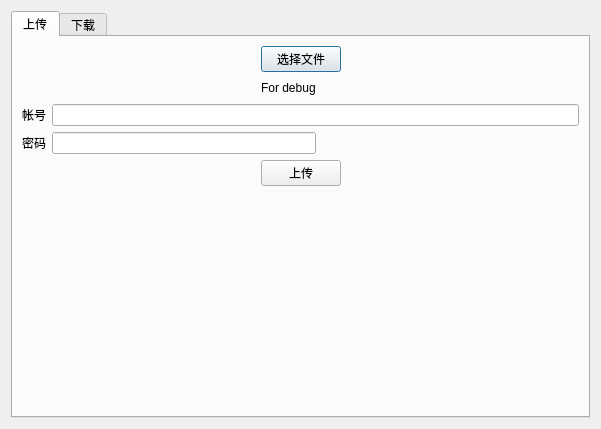
Above: simpleracsdlg.ui from prtitrz/EMEC before the change. Below: the same form after it.
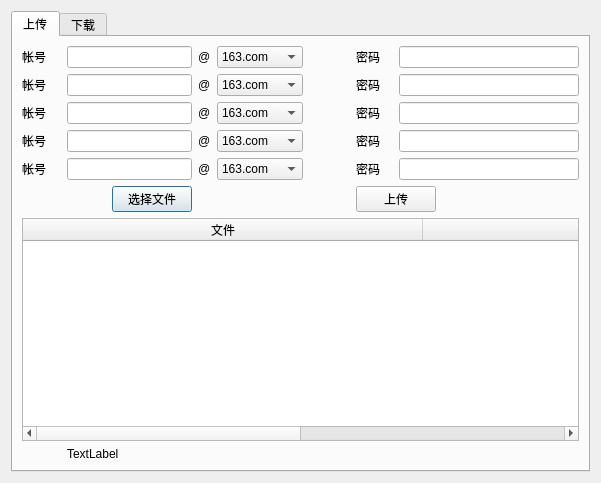
That is the form after the change. The open tabs and pages were chosen to show the change.

```diff
--- a/simpleracsdlg.ui
+++ b/simpleracsdlg.ui
@@ -7,7 +7,7 @@
     <x>0</x>
     <y>0</y>
     <width>601</width>
-    <height>429</height>
+    <height>483</height>
    </rect>
   </property>
   <property name="minimumSize">
@@ -20,7 +20,7 @@
    <string>Myracs</string>
   </property>
   <layout class="QGridLayout" name="gridLayout_3">
-   <item row="0" column="0">
+   <item row="0" column="1">
     <widget class="QTabWidget" name="tabWidget">
      <property name="currentIndex">
       <number>1</number>
@@ -29,165 +29,432 @@
       <attribute name="title">
        <string>上传</string>
       </attribute>
-      <layout class="QGridLayout" name="gridLayout">
+      <layout class="QGridLayout" name="gridLayout_2">
        <item row="0" column="0">
+        <widget class="QLabel" name="label_4">
+         <property name="text">
+          <string>帐号</string>
+         </property>
+         <property name="buddy">
+          <cstring>uaccountLineEdit</cstring>
+         </property>
+        </widget>
+       </item>
+       <item row="0" column="1" colspan="2">
+        <widget class="QLineEdit" name="uaccountLineEdit"/>
+       </item>
+       <item row="0" column="3">
+        <widget class="QLabel" name="label_3">
+         <property name="text">
+          <string>@</string>
+         </property>
+        </widget>
+       </item>
+       <item row="0" column="4">
+        <widget class="QComboBox" name="comboBox">
+         <property name="sizePolicy">
+          <sizepolicy hsizetype="Fixed" vsizetype="Fixed">
+           <horstretch>0</horstretch>
+           <verstretch>0</verstretch>
+          </sizepolicy>
+         </property>
+         <item>
+          <property name="text">
+           <string>163.com</string>
+          </property>
+         </item>
+         <item>
+          <property name="text">
+           <string>126.com</string>
+          </property>
+         </item>
+         <item>
+          <property name="text">
+           <string>gmail.com</string>
+          </property>
+         </item>
+        </widget>
+       </item>
+       <item row="0" column="5">
+        <widget class="QLabel" name="label_6">
+         <property name="text">
+          <string>密码</string>
+         </property>
+         <property name="buddy">
+          <cstring>upasswordLineEdit</cstring>
+         </property>
+        </widget>
+       </item>
+       <item row="0" column="6" colspan="2">
+        <widget class="QLineEdit" name="upasswordLineEdit">
+         <property name="inputMethodHints">
+          <set>Qt::ImhNone</set>
+         </property>
+         <property name="echoMode">
+          <enum>QLineEdit::PasswordEchoOnEdit</enum>
+         </property>
+        </widget>
+       </item>
+       <item row="1" column="0">
+        <widget class="QLabel" name="label_5">
+         <property name="text">
+          <string>帐号</string>
+         </property>
+         <property name="buddy">
+          <cstring>uaccountLineEdit</cstring>
+         </property>
+        </widget>
+       </item>
+       <item row="1" column="1" colspan="2">
+        <widget class="QLineEdit" name="uaccountLineEdit_2"/>
+       </item>
+       <item row="1" column="3">
+        <widget class="QLabel" name="label_7">
+         <property name="text">
+          <string>@</string>
+         </property>
+        </widget>
+       </item>
+       <item row="1" column="4">
+        <widget class="QComboBox" name="comboBox_2">
+         <property name="sizePolicy">
+          <sizepolicy hsizetype="Fixed" vsizetype="Fixed">
+           <horstretch>0</horstretch>
+           <verstretch>0</verstretch>
+          </sizepolicy>
+         </property>
+         <item>
+          <property name="text">
+           <string>163.com</string>
+          </property>
+         </item>
+         <item>
+          <property name="text">
+           <string>126.com</string>
+          </property>
+         </item>
+         <item>
+          <property name="text">
+           <string>gmail.com</string>
+          </property>
+         </item>
+        </widget>
+       </item>
+       <item row="1" column="5">
+        <widget class="QLabel" name="label_8">
+         <property name="text">
+          <string>密码</string>
+         </property>
+         <property name="buddy">
+          <cstring>upasswordLineEdit</cstring>
+         </property>
+        </widget>
+       </item>
+       <item row="1" column="6" colspan="2">
+        <widget class="QLineEdit" name="upasswordLineEdit_2">
+         <property name="echoMode">
+          <enum>QLineEdit::PasswordEchoOnEdit</enum>
+         </property>
+        </widget>
+       </item>
+       <item row="2" column="0">
+        <widget class="QLabel" name="label_9">
+         <property name="text">
+          <string>帐号</string>
+         </property>
+         <property name="buddy">
+          <cstring>uaccountLineEdit</cstring>
+         </property>
+        </widget>
+       </item>
+       <item row="2" column="1" colspan="2">
+        <widget class="QLineEdit" name="uaccountLineEdit_3"/>
+       </item>
+       <item row="2" column="3">
+        <widget class="QLabel" name="label_10">
+         <property name="text">
+          <string>@</string>
+         </property>
+        </widget>
+       </item>
+       <item row="2" column="4">
+        <widget class="QComboBox" name="comboBox_3">
+         <property name="sizePolicy">
+          <sizepolicy hsizetype="Fixed" vsizetype="Fixed">
+           <horstretch>0</horstretch>
+           <verstretch>0</verstretch>
+          </sizepolicy>
+         </property>
+         <item>
+          <property name="text">
+           <string>163.com</string>
+          </property>
+         </item>
+         <item>
+          <property name="text">
+           <string>126.com</string>
+          </property>
+         </item>
+         <item>
+          <property name="text">
+           <string>gmail.com</string>
+          </property>
+         </item>
+        </widget>
+       </item>
+       <item row="2" column="5">
+        <widget class="QLabel" name="label_11">
+         <property name="text">
+          <string>密码</string>
+         </property>
+         <property name="buddy">
+          <cstring>upasswordLineEdit</cstring>
+         </property>
+        </widget>
+       </item>
+       <item row="2" column="6" colspan="2">
+        <widget class="QLineEdit" name="upasswordLineEdit_3">
+         <property name="echoMode">
+          <enum>QLineEdit::PasswordEchoOnEdit</enum>
+         </property>
+        </widget>
+       </item>
+       <item row="3" column="0">
+        <widget class="QLabel" name="label_12">
+         <property name="text">
+          <string>帐号</string>
+         </property>
+         <property name="buddy">
+          <cstring>uaccountLineEdit</cstring>
+         </property>
+        </widget>
+       </item>
+       <item row="3" column="1" colspan="2">
+        <widget class="QLineEdit" name="uaccountLineEdit_4"/>
+       </item>
+       <item row="3" column="3">
+        <widget class="QLabel" name="label_13">
+         <property name="text">
+          <string>@</string>
+         </property>
+        </widget>
+       </item>
+       <item row="3" column="4">
+        <widget class="QComboBox" name="comboBox_4">
+         <property name="sizePolicy">
+          <sizepolicy hsizetype="Fixed" vsizetype="Fixed">
+           <horstretch>0</horstretch>
+           <verstretch>0</verstretch>
+          </sizepolicy>
+         </property>
+         <item>
+          <property name="text">
+           <string>163.com</string>
+          </property>
+         </item>
+         <item>
+          <property name="text">
+           <string>126.com</string>
+          </property>
+         </item>
+         <item>
+          <property name="text">
+           <string>gmail.com</string>
+          </property>
+         </item>
+        </widget>
+       </item>
+       <item row="3" column="5">
+        <widget class="QLabel" name="label_14">
+         <property name="text">
+          <string>密码</string>
+         </property>
+         <property name="buddy">
+          <cstring>upasswordLineEdit</cstring>
+         </property>
+        </widget>
+       </item>
+       <item row="3" column="6" colspan="2">
+        <widget class="QLineEdit" name="upasswordLineEdit_4">
+         <property name="echoMode">
+          <enum>QLineEdit::PasswordEchoOnEdit</enum>
+         </property>
+        </widget>
+       </item>
+       <item row="4" column="0">
+        <widget class="QLabel" name="label_15">
+         <property name="text">
+          <string>帐号</string>
+         </property>
+         <property name="buddy">
+          <cstring>uaccountLineEdit</cstring>
+         </property>
+        </widget>
+       </item>
+       <item row="4" column="1" colspan="2">
+        <widget class="QLineEdit" name="uaccountLineEdit_5"/>
+       </item>
+       <item row="4" column="3">
+        <widget class="QLabel" name="label_16">
+         <property name="text">
+          <string>@</string>
+         </property>
+        </widget>
+       </item>
+       <item row="4" column="4">
+        <widget class="QComboBox" name="comboBox_5">
+         <property name="sizePolicy">
+          <sizepolicy hsizetype="Fixed" vsizetype="Fixed">
+           <horstretch>0</horstretch>
+           <verstretch>0</verstretch>
+          </sizepolicy>
+         </property>
+         <item>
+          <property name="text">
+           <string>163.com</string>
+          </property>
+         </item>
+         <item>
+          <property name="text">
+           <string>126.com</string>
+          </property>
+         </item>
+         <item>
+          <property name="text">
+           <string>gmail.com</string>
+          </property>
+         </item>
+        </widget>
+       </item>
+       <item row="4" column="5">
+        <widget class="QLabel" name="label_17">
+         <property name="text">
+          <string>密码</string>
+         </property>
+         <property name="buddy">
+          <cstring>upasswordLineEdit</cstring>
+         </property>
+        </widget>
+       </item>
+       <item row="4" column="6" colspan="2">
+        <widget class="QLineEdit" name="upasswordLineEdit_5">
+         <property name="echoMode">
+          <enum>QLineEdit::PasswordEchoOnEdit</enum>
+         </property>
+        </widget>
+       </item>
+       <item row="5" column="0" colspan="2">
         <spacer name="horizontalSpacer">
          <property name="orientation">
           <enum>Qt::Horizontal</enum>
          </property>
          <property name="sizeHint" stdset="0">
           <size>
-           <width>119</width>
-           <height>20</height>
+           <width>84</width>
+           <height>24</height>
           </size>
          </property>
         </spacer>
        </item>
-       <item row="0" column="1">
+       <item row="5" column="2">
         <widget class="QPushButton" name="selectButton">
          <property name="text">
           <string>选择文件</string>
          </property>
         </widget>
        </item>
-       <item row="0" column="2">
+       <item row="5" column="4">
         <spacer name="horizontalSpacer_2">
          <property name="orientation">
           <enum>Qt::Horizontal</enum>
          </property>
          <property name="sizeHint" stdset="0">
           <size>
-           <width>118</width>
-           <height>20</height>
+           <width>117</width>
+           <height>24</height>
           </size>
          </property>
         </spacer>
        </item>
-       <item row="1" column="0">
-        <spacer name="horizontalSpacer_3">
-         <property name="orientation">
-          <enum>Qt::Horizontal</enum>
-         </property>
-         <property name="sizeHint" stdset="0">
-          <size>
-           <width>119</width>
-           <height>20</height>
-          </size>
-         </property>
-        </spacer>
-       </item>
-       <item row="1" column="1">
-        <widget class="QLabel" name="udebugLabel">
-         <property name="text">
-          <string>For debug</string>
-         </property>
-        </widget>
-       </item>
-       <item row="1" column="2">
-        <spacer name="horizontalSpacer_4">
-         <property name="orientation">
-          <enum>Qt::Horizontal</enum>
-         </property>
-         <property name="sizeHint" stdset="0">
-          <size>
-           <width>118</width>
-           <height>20</height>
-          </size>
-         </property>
-        </spacer>
-       </item>
-       <item row="2" column="0" colspan="3">
-        <layout class="QHBoxLayout" name="horizontalLayout">
-         <item>
-          <widget class="QLabel" name="label_4">
-           <property name="text">
-            <string>帐号</string>
-           </property>
-           <property name="buddy">
-            <cstring>uaccountLineEdit</cstring>
-           </property>
-          </widget>
-         </item>
-         <item>
-          <widget class="QLineEdit" name="uaccountLineEdit"/>
-         </item>
-        </layout>
-       </item>
-       <item row="3" column="0" colspan="3">
-        <layout class="QHBoxLayout" name="horizontalLayout_2">
-         <item>
-          <widget class="QLabel" name="label_6">
-           <property name="text">
-            <string>密码</string>
-           </property>
-           <property name="buddy">
-            <cstring>upasswordLineEdit</cstring>
-           </property>
-          </widget>
-         </item>
-         <item>
-          <widget class="QLineEdit" name="upasswordLineEdit"/>
-         </item>
-         <item>
-          <spacer name="horizontalSpacer_5">
-           <property name="orientation">
-            <enum>Qt::Horizontal</enum>
-           </property>
-           <property name="sizeHint" stdset="0">
-            <size>
-             <width>40</width>
-             <height>20</height>
-            </size>
-           </property>
-          </spacer>
-         </item>
-        </layout>
-       </item>
-       <item row="4" column="0">
-        <spacer name="horizontalSpacer_6">
-         <property name="orientation">
-          <enum>Qt::Horizontal</enum>
-         </property>
-         <property name="sizeHint" stdset="0">
-          <size>
-           <width>119</width>
-           <height>20</height>
-          </size>
-         </property>
-        </spacer>
-       </item>
-       <item row="4" column="1">
+       <item row="5" column="5" colspan="2">
         <widget class="QPushButton" name="uploadButton">
          <property name="text">
           <string>上传</string>
          </property>
         </widget>
        </item>
-       <item row="4" column="2">
-        <spacer name="horizontalSpacer_7">
+       <item row="5" column="7">
+        <spacer name="horizontalSpacer_3">
          <property name="orientation">
           <enum>Qt::Horizontal</enum>
          </property>
          <property name="sizeHint" stdset="0">
           <size>
-           <width>118</width>
-           <height>20</height>
+           <width>137</width>
+           <height>24</height>
           </size>
          </property>
         </spacer>
        </item>
-       <item row="5" column="1">
-        <spacer name="verticalSpacer">
-         <property name="orientation">
-          <enum>Qt::Vertical</enum>
+       <item row="6" column="0" colspan="8">
+        <widget class="QTableWidget" name="table_2">
+         <property name="editTriggers">
+          <set>QAbstractItemView::NoEditTriggers</set>
          </property>
-         <property name="sizeHint" stdset="0">
-          <size>
-           <width>20</width>
-           <height>66</height>
-          </size>
+         <property name="selectionMode">
+          <enum>QAbstractItemView::SingleSelection</enum>
          </property>
-        </spacer>
+         <property name="selectionBehavior">
+          <enum>QAbstractItemView::SelectRows</enum>
+         </property>
+         <attribute name="horizontalHeaderCascadingSectionResizes">
+          <bool>true</bool>
+         </attribute>
+         <attribute name="horizontalHeaderDefaultSectionSize">
+          <number>400</number>
+         </attribute>
+         <attribute name="horizontalHeaderStretchLastSection">
+          <bool>true</bool>
+         </attribute>
+         <attribute name="verticalHeaderVisible">
+          <bool>false</bool>
+         </attribute>
+         <attribute name="verticalHeaderVisible">
+          <bool>false</bool>
+         </attribute>
+         <attribute name="horizontalHeaderStretchLastSection">
+          <bool>true</bool>
+         </attribute>
+         <attribute name="horizontalHeaderCascadingSectionResizes">
+          <bool>true</bool>
+         </attribute>
+         <attribute name="horizontalHeaderDefaultSectionSize">
+          <number>400</number>
+         </attribute>
+         <column>
+          <property name="text">
+           <string>文件</string>
+          </property>
+          <property name="textAlignment">
+           <set>AlignHCenter|AlignVCenter|AlignCenter</set>
+          </property>
+         </column>
+         <column>
+          <property name="text">
+           <string>上传日期</string>
+          </property>
+          <property name="textAlignment">
+           <set>AlignHCenter|AlignVCenter|AlignCenter</set>
+          </property>
+         </column>
+        </widget>
+       </item>
+       <item row="7" column="1" colspan="7">
+        <widget class="QLabel" name="udebugLabel">
+         <property name="text">
+          <string>TextLabel</string>
+         </property>
+        </widget>
        </item>
       </layout>
      </widget>
@@ -195,7 +462,7 @@
       <attribute name="title">
        <string>下载</string>
       </attribute>
-      <layout class="QGridLayout" name="gridLayout_2">
+      <layout class="QGridLayout" name="gridLayout">
        <item row="0" column="0">
         <widget class="QLabel" name="label">
          <property name="text">
@@ -210,20 +477,7 @@
          </property>
         </widget>
        </item>
-       <item row="0" column="6" colspan="2">
-        <spacer name="horizontalSpacer_10">
-         <property name="orientation">
-          <enum>Qt::Horizontal</enum>
-         </property>
-         <property name="sizeHint" stdset="0">
-          <size>
-           <width>221</width>
-           <height>20</height>
-          </size>
-         </property>
-        </spacer>
-       </item>
-       <item row="1" column="0">
+       <item row="0" column="3">
         <widget class="QLabel" name="label_2">
          <property name="text">
           <string>密码</string>
@@ -236,31 +490,29 @@
        <item row="1" column="1" colspan="4">
         <widget class="QLineEdit" name="dpasswordLineEdit"/>
        </item>
-       <item row="1" column="5" colspan="3">
-        <spacer name="horizontalSpacer_14">
-         <property name="orientation">
-          <enum>Qt::Horizontal</enum>
+       <item row="1" column="0">
+        <widget class="QLabel" name="label_18">
+         <property name="text">
+          <string>帐号</string>
          </property>
-         <property name="sizeHint" stdset="0">
-          <size>
-           <width>283</width>
-           <height>20</height>
-          </size>
+        </widget>
+       </item>
+       <item row="1" column="1" colspan="2">
+        <widget class="QLabel" name="accountLabel_2">
+         <property name="text">
+          <string>TextLabel</string>
          </property>
-        </spacer>
+        </widget>
        </item>
-       <item row="2" column="0" colspan="4">
-        <spacer name="horizontalSpacer_8">
-         <property name="orientation">
-          <enum>Qt::Horizontal</enum>
+       <item row="1" column="3">
+        <widget class="QLabel" name="label_19">
+         <property name="text">
+          <string>密码</string>
          </property>
-         <property name="sizeHint" stdset="0">
-          <size>
-           <width>128</width>
-           <height>20</height>
-          </size>
+         <property name="buddy">
+          <cstring>dpasswordLineEdit</cstring>
          </property>
-        </spacer>
+        </widget>
        </item>
        <item row="2" column="4">
         <widget class="QLabel" name="ddebugLabel">
@@ -269,18 +521,22 @@
          </property>
         </widget>
        </item>
-       <item row="2" column="5" colspan="3">
-        <spacer name="horizontalSpacer_9">
-         <property name="orientation">
-          <enum>Qt::Horizontal</enum>
+       <item row="2" column="1" colspan="2">
+        <widget class="QLabel" name="accountLabel_3">
+         <property name="text">
+          <string>TextLabel</string>
          </property>
-         <property name="sizeHint" stdset="0">
-          <size>
-           <width>128</width>
-           <height>20</height>
-          </size>
+        </widget>
+       </item>
+       <item row="2" column="3">
+        <widget class="QLabel" name="label_21">
+         <property name="text">
+          <string>密码</string>
          </property>
-        </spacer>
+         <property name="buddy">
+          <cstring>dpasswordLineEdit</cstring>
+         </property>
+        </widget>
        </item>
        <item row="3" column="0" colspan="8">
         <widget class="QTableWidget" name="table">
@@ -320,15 +576,15 @@
          </column>
         </widget>
        </item>
-       <item row="4" column="0" colspan="2">
-        <spacer name="horizontalSpacer_12">
+       <item row="6" column="0" colspan="2">
+        <spacer name="horizontalSpacer_4">
          <property name="orientation">
           <enum>Qt::Horizontal</enum>
          </property>
          <property name="sizeHint" stdset="0">
           <size>
            <width>40</width>
-           <height>20</height>
+           <height>24</height>
           </size>
          </property>
         </spacer>
@@ -340,15 +596,15 @@
          </property>
         </widget>
        </item>
-       <item row="4" column="3" colspan="3">
-        <spacer name="horizontalSpacer_11">
+       <item row="6" column="3" colspan="2">
+        <spacer name="horizontalSpacer_5">
          <property name="orientation">
           <enum>Qt::Horizontal</enum>
          </property>
          <property name="sizeHint" stdset="0">
           <size>
-           <width>188</width>
-           <height>20</height>
+           <width>198</width>
+           <height>24</height>
           </size>
          </property>
         </spacer>
@@ -360,15 +616,15 @@
          </property>
         </widget>
        </item>
-       <item row="4" column="7">
-        <spacer name="horizontalSpacer_13">
+       <item row="6" column="6">
+        <spacer name="horizontalSpacer_6">
          <property name="orientation">
           <enum>Qt::Horizontal</enum>
          </property>
          <property name="sizeHint" stdset="0">
           <size>
-           <width>130</width>
-           <height>20</height>
+           <width>120</width>
+           <height>24</height>
           </size>
          </property>
         </spacer>
```
Left out of the diff: 107 changed lines with no effect on the pictures.
